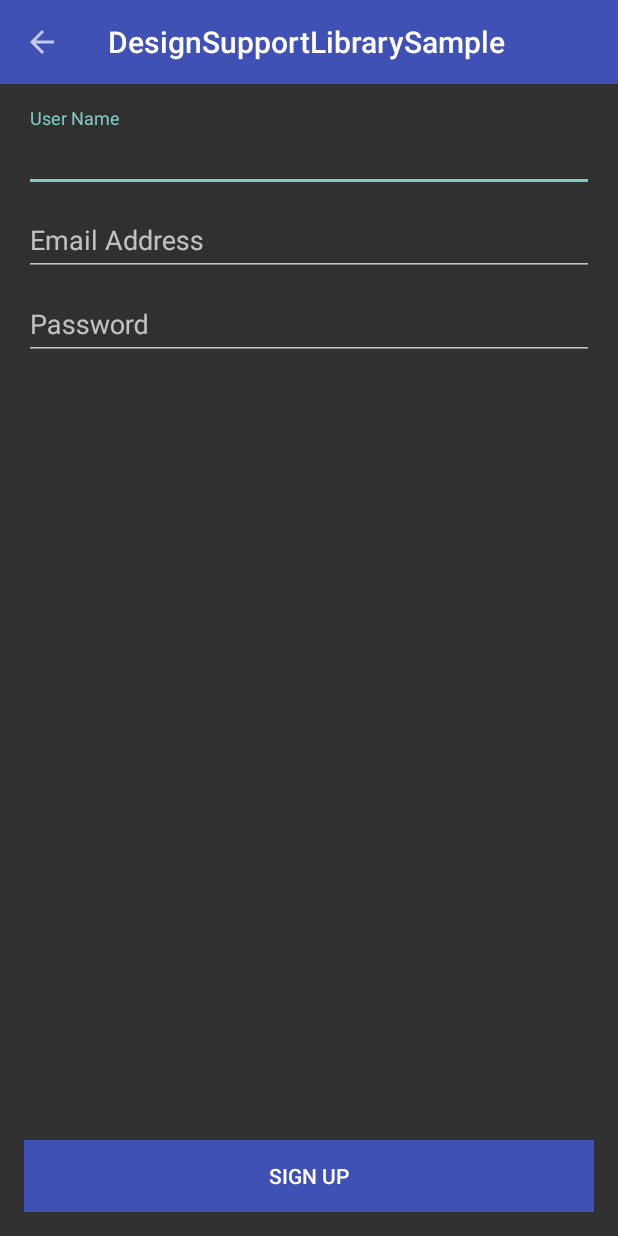
After one commit to SasakiYuki/DesignSupportLibrarySample, an Android app: the javaTextInputLayout_Activity screen opened directly, with no data from a screen before it, on a phone screen of 412 x 824 dp. The commit adds this screen. Run offline under Robolectric (Android 15) with nearby library versions, the phone set to English and light mode, and no system bars.

Commit message:
add_inputLayout

```diff
--- a/DesignSupportLibrarySample/app/src/main/AndroidManifest.xml
+++ b/DesignSupportLibrarySample/app/src/main/AndroidManifest.xml
@@ -18,6 +18,8 @@
         <activity android:name=".kotCode.NavigationView.ktNavigationViewActivity"></activity>
 		<activity android:name=".javaCode.FloatButton.javaFloatButton_Activity"
             android:screenOrientation="portrait"/>
+        <activity android:name=".javaTextInputLayout.javaTextInputLayout_Activity"
+            android:screenOrientation="portrait"/>
     </application>
 
 </manifest>
--- a/DesignSupportLibrarySample/app/src/main/java/wacode/yuki/designsupportlibrarysample/MainActivity.java
+++ b/DesignSupportLibrarySample/app/src/main/java/wacode/yuki/designsupportlibrarysample/MainActivity.java
@@ -6,6 +6,7 @@ import android.os.Bundle;
 import android.view.View;
 import android.widget.Button;
 
+import wacode.yuki.designsupportlibrarysample.javaTextInputLayout.javaTextInputLayout_Activity;
 import wacode.yuki.designsupportlibrarysample.kotCode.NavigationView.ktNavigationViewActivity;
 import wacode.yuki.designsupportlibrarysample.javaCode.FloatButton.javaFloatButton_Activity;
 
@@ -29,6 +30,9 @@ public class MainActivity extends AppCompatActivity implements View.OnClickListe
             case R.id.button_java_floatButton:
                 intent = new Intent(this,javaFloatButton_Activity.class);
                 break;
+            case R.id.button_java_inputLayout:
+                intent = new Intent(this,javaTextInputLayout_Activity.class);
+                break;
             default:
                 intent = null;
         }
--- /dev/null
+++ b/DesignSupportLibrarySample/app/src/main/java/wacode/yuki/designsupportlibrarysample/javaTextInputLayout/javaTextInputLayout_Activity.java
@@ -0,0 +1,145 @@
+package wacode.yuki.designsupportlibrarysample.javaTextInputLayout;
+
+import android.os.Bundle;
+import android.support.design.widget.Snackbar;
+import android.support.design.widget.TextInputLayout;
+import android.support.v7.app.AppCompatActivity;
+import android.support.v7.widget.Toolbar;
+import android.text.Editable;
+import android.text.TextUtils;
+import android.text.TextWatcher;
+import android.view.MenuItem;
+import android.view.View;
+import android.widget.Button;
+import android.widget.EditText;
+
+import wacode.yuki.designsupportlibrarysample.R;
+
+/**
+ * Created by Riberd on 2016/04/15.
+ */
+public class javaTextInputLayout_Activity extends AppCompatActivity{
+    private EditText mEditText_name;
+    private EditText mEditTet_mail;
+    private EditText mEditText_pass;
+    private TextInputLayout mTextInputLayout_name;
+    private TextInputLayout mTextInputLayout_mail;
+    private TextInputLayout mTextInputLayout_pass;
+
+    @Override
+    protected void onCreate(Bundle savedInstanceState) {
+        super.onCreate(savedInstanceState);
+        setContentView(R.layout.activity_text_input_layout);
+        setViews();
+    }
+    private void setViews(){
+        Toolbar toolbar = (Toolbar)findViewById(R.id.toolBar);
+        setSupportActionBar(toolbar);
+        getSupportActionBar().setDisplayHomeAsUpEnabled(true);
+
+        mEditText_name = (EditText)findViewById(R.id.editText_name);
+        mEditTet_mail = (EditText)findViewById(R.id.editText_mail);
+        mEditText_pass = (EditText)findViewById(R.id.editText_pass);
+        mTextInputLayout_name = (TextInputLayout)findViewById(R.id.textInputLayout_name);
+        mTextInputLayout_mail = (TextInputLayout)findViewById(R.id.textInputLayout_mail);
+        mTextInputLayout_pass = (TextInputLayout)findViewById(R.id.textInputLayout_pass);
+        Button button = (Button)findViewById(R.id.buttonSignUp);
+
+        mEditText_name.addTextChangedListener(new Custom_TextWatcher(mEditText_name));
+        mEditTet_mail.addTextChangedListener(new Custom_TextWatcher(mEditTet_mail));
+        mEditText_pass.addTextChangedListener(new Custom_TextWatcher(mEditText_pass));
+        button.setOnClickListener(click);
+    }
+
+    private boolean validateName(){
+        if (mEditText_name.getText().toString().isEmpty()){
+            mTextInputLayout_name.setError(getString(R.string.name_error_message));
+            return false;
+        }else {
+            mTextInputLayout_name.setErrorEnabled(false);
+        }
+        return true;
+    }
+
+    private boolean validateEmail() {
+        String email = mEditTet_mail.getText().toString();
+
+        if (email.isEmpty() || !isValidEmail(email)) {
+            mTextInputLayout_mail.setError(getString(R.string.mail_error_message));
+            return false;
+        } else {
+            mTextInputLayout_mail.setErrorEnabled(false);
+        }
+        return true;
+    }
+
+    private boolean validatePass(){
+        if (mEditText_pass.getText().toString().isEmpty()){
+            mTextInputLayout_pass.setError(getString(R.string.pass_error_message));
+            return false;
+        }else {
+            mTextInputLayout_pass.setErrorEnabled(false);
+        }
+        return true;
+    }
+
+    private static boolean isValidEmail(String email) {
+        return !TextUtils.isEmpty(email) && android.util.Patterns.EMAIL_ADDRESS.matcher(email).matches();
+    }
+
+    private View.OnClickListener click = new View.OnClickListener() {
+        @Override
+        public void onClick(View v) {
+            if (!validateName()){
+                return;
+            }
+            if (!validateEmail()){
+                return;
+            }
+            if (!validatePass()){
+                return;
+            }
+
+            Snackbar.make(v, getString(R.string.inputLayout_snac_message) + "　" + mEditText_name.getText().toString(), Snackbar.LENGTH_SHORT)
+                    .setAction("Action", null).show();
+        }
+    };
+
+    @Override
+    public boolean onOptionsItemSelected(MenuItem item) {
+        switch (item.getItemId()){
+            case android.R.id.home:
+                finish();
+                return true;
+        }
+        return super.onOptionsItemSelected(item);
+    }
+
+
+    public class Custom_TextWatcher implements TextWatcher {
+        private View m_v;
+        public Custom_TextWatcher(View v){
+            m_v = v;
+        }
+        @Override
+        public void beforeTextChanged(CharSequence s, int start, int count, int after) {}
+        @Override
+        public void onTextChanged(CharSequence s, int start, int before, int count) {}
+
+        @Override
+        public void afterTextChanged(Editable s) {
+            switch (m_v.getId()){
+                case R.id.editText_name:
+                    //please write your code
+                    break;
+                case R.id.editText_mail:
+                    validateEmail();
+                    break;
+                case R.id.editText_pass:
+                    //please write your code
+                    break;
+
+            }
+        }
+    }
+}
--- a/DesignSupportLibrarySample/app/src/main/res/layout/activity_main.xml
+++ b/DesignSupportLibrarySample/app/src/main/res/layout/activity_main.xml
@@ -28,6 +28,12 @@
                 android:layout_height="wrap_content"
                 android:onClick="onClick"
                 android:text="@string/com_button_floatButton" />
+            <Button
+                android:layout_width="wrap_content"
+                android:layout_height="wrap_content"
+                android:onClick="onClick"
+                android:text="@string/com_button_inputLayout"
+                android:id="@+id/button_java_inputLayout"/>
         </LinearLayout>
 
         <LinearLayout
--- /dev/null
+++ b/DesignSupportLibrarySample/app/src/main/res/layout/activity_text_input_layout.xml
@@ -0,0 +1,70 @@
+<?xml version="1.0" encoding="utf-8"?>
+<LinearLayout xmlns:android="http://schemas.android.com/apk/res/android"
+    android:layout_width="match_parent"
+    android:layout_height="match_parent"
+    android:orientation="vertical">
+
+    <android.support.v7.widget.Toolbar
+        android:id="@+id/toolBar"
+        android:layout_width="match_parent"
+        android:layout_height="?actionBarSize"
+        android:background="@color/colorPrimary"></android.support.v7.widget.Toolbar>
+
+    <LinearLayout
+        android:layout_width="match_parent"
+        android:layout_height="wrap_content"
+        android:layout_margin="@dimen/margin_size_16"
+        android:orientation="vertical">
+
+        <android.support.design.widget.TextInputLayout
+            android:id="@+id/textInputLayout_name"
+            android:layout_width="match_parent"
+            android:layout_height="wrap_content">
+
+            <EditText
+                android:id="@+id/editText_name"
+                android:layout_width="match_parent"
+                android:layout_height="wrap_content"
+                android:hint="User Name" />
+        </android.support.design.widget.TextInputLayout>
+
+        <android.support.design.widget.TextInputLayout
+            android:id="@+id/textInputLayout_mail"
+            android:layout_width="match_parent"
+            android:layout_height="wrap_content">
+
+            <EditText
+                android:id="@+id/editText_mail"
+                android:layout_width="match_parent"
+                android:layout_height="wrap_content"
+                android:hint="Email Address" />
+        </android.support.design.widget.TextInputLayout>
+
+        <android.support.design.widget.TextInputLayout
+            android:id="@+id/textInputLayout_pass"
+            android:layout_width="match_parent"
+            android:layout_height="wrap_content">
+
+            <EditText
+                android:id="@+id/editText_pass"
+                android:layout_width="match_parent"
+                android:layout_height="wrap_content"
+                android:hint="Password"
+                android:inputType="textPassword" />
+        </android.support.design.widget.TextInputLayout>
+    </LinearLayout>
+
+    <LinearLayout
+        android:layout_width="match_parent"
+        android:layout_height="match_parent"
+        android:layout_margin="@dimen/margin_size_16"
+        android:gravity="bottom">
+
+        <Button
+            android:id="@+id/buttonSignUp"
+            android:layout_width="match_parent"
+            android:layout_height="wrap_content"
+            android:background="@color/colorPrimary"
+            android:text="Sign Up" />
+    </LinearLayout>
+</LinearLayout>
--- a/DesignSupportLibrarySample/app/src/main/res/values/dimens.xml
+++ b/DesignSupportLibrarySample/app/src/main/res/values/dimens.xml
@@ -18,5 +18,6 @@
     <dimen name="drawer_header_size_3x2">20dp</dimen>
     <dimen name="drawer_header_size_4">30dp</dimen>
 
-
+    <dimen name="margin_size_16">16dp</dimen>
+    <dimen name="margin_size_10">10dp</dimen>
 </resources>
--- a/DesignSupportLibrarySample/app/src/main/res/values/strings.xml
+++ b/DesignSupportLibrarySample/app/src/main/res/values/strings.xml
@@ -20,4 +20,10 @@
     <string name="navigation_open">OPEN</string>
     <string name="navigation_close">CLOSE</string>
 
+    <string name="com_button_inputLayout">InputLayout</string>
+    <string name="name_error_message">Enter your name</string>
+    <string name="mail_error_message">Enter a valid email address</string>
+    <string name="pass_error_message">Enter your password</string>
+    <string name="inputLayout_snac_message">Welcome</string>
+
 </resources>
```
Also changed, not shown: 1 other file.
